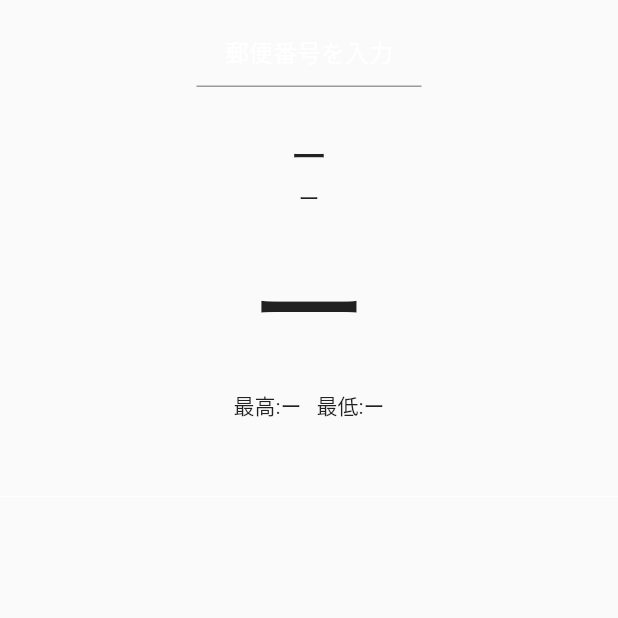
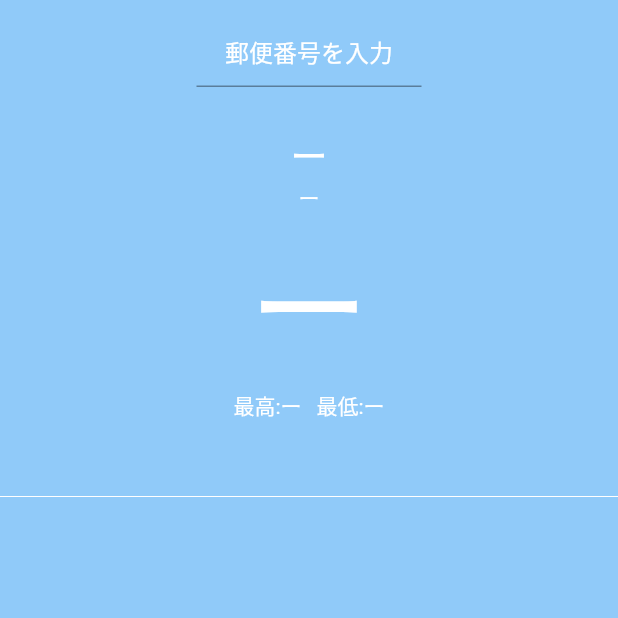
Before and after one commit to ohyeaho/weather_app, a Flutter app: the screen it shows after launch, on a phone screen of 412 x 824 dp, the top half of it. Run offline on Flutter 3.47's test engine with Material 2 defaults, Android fonts, the phone set to English and light mode, and no system bars.

Commit message:
theme color change

```diff
--- a/lib/main.dart
+++ b/lib/main.dart
@@ -15,6 +15,10 @@ class MyApp extends StatelessWidget {
       title: 'Flutter Demo',
       theme: ThemeData(
         primarySwatch: Colors.blue,
+        scaffoldBackgroundColor: Colors.blue.withOpacity(0.5),
+        textTheme: Theme.of(context).textTheme.apply(
+              bodyColor: Colors.white,
+            ),
       ),
       home: const TopPage(),
     );
```
